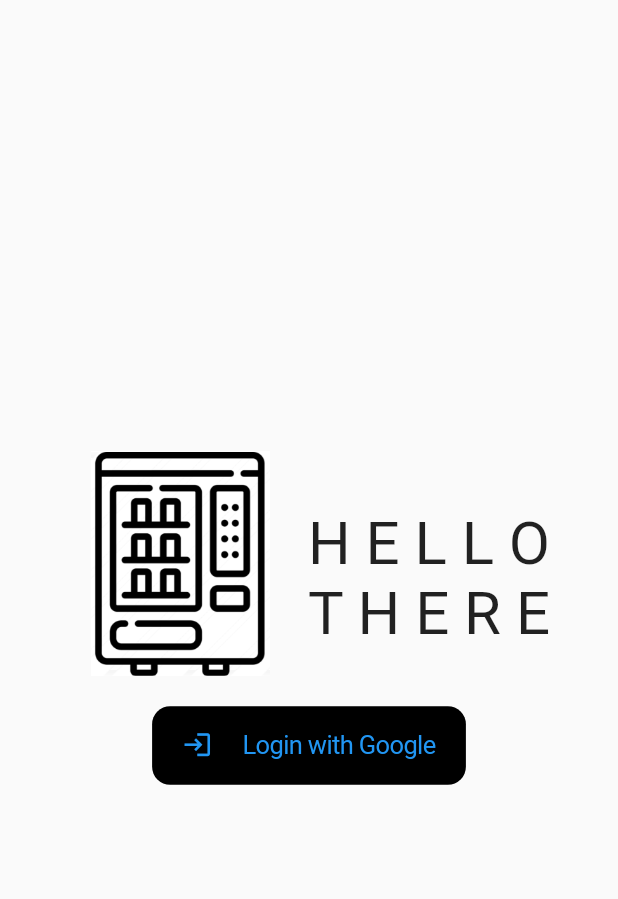
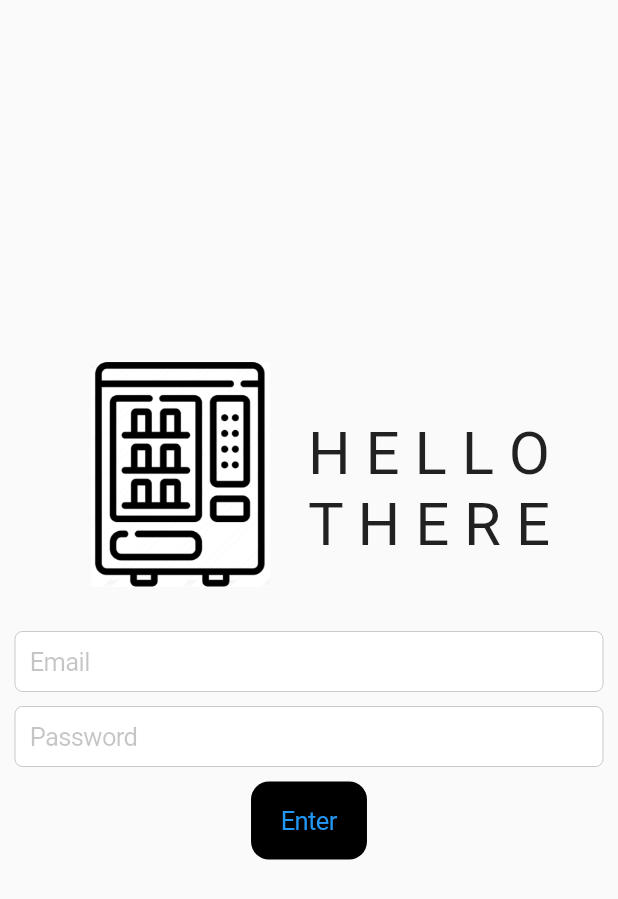
Before and after one commit to angelinetanvy/croco, a Flutter app: the screen it shows after launch, on a phone screen of 412 x 824 dp. Shown: the top 899 px of the screen. Run offline on Flutter 3.47's test engine with Material 2 defaults, Android fonts, the phone set to English and light mode, and no system bars; our stand-ins replace cloud_firestore, firebase_auth, firebase_core, firebase_database, flutter_local_notifications, geolocator and 3 more; missing offline and left inert: flutter_polyline_points, qrscan, simple_permissions; accounts and stored records are empty.

Commit message:
Change Login Page to email and password login

```diff
--- a/lib/AppLoginPage.dart
+++ b/lib/AppLoginPage.dart
@@ -1,4 +1,3 @@
-import 'package:croco/Classes/AppUsers.dart';
 import 'package:croco/Firebase.dart';
 import 'package:croco/MainAppState.dart';
 import 'package:flutter/cupertino.dart';
@@ -8,7 +7,7 @@ import 'package:provider/provider.dart';
 class AppLoginPage extends StatelessWidget {
   @override
   Widget build(BuildContext context) {
-    MainAppState state = context.watch<MainAppState>();
+    MainAppState mainState = context.watch<MainAppState>();
     return Scaffold(
       body: Center(
         child: Column(
@@ -47,21 +46,42 @@ class AppLoginPage extends StatelessWidget {
                 ),
               ],
             ),
-            CupertinoButton(
-              color: Colors.black,
-              child: Row(
-                mainAxisAlignment: MainAxisAlignment.center,
-                mainAxisSize: MainAxisSize.min,
-                children: [
-                  Icon(Icons.login),
-                  SizedBox(width: 20),
-                  Text("Login with Google"),
-                ],
-              ),
-              onPressed: () {
-                FirebaseClass().loginUserWithFirebase(
-                  (AppUsers appUser) => state.updateAppUser(appUser),
-                  context,
+            ChangeNotifierProvider(
+              create: (_) => LoginPageState(),
+              builder: (context, snapshot) {
+                LoginPageState state = context.watch<LoginPageState>();
+                return Padding(
+                  padding: const EdgeInsets.all(10.0),
+                  child: Column(
+                    mainAxisAlignment: MainAxisAlignment.center,
+                    children: [
+                      CupertinoTextField(
+                        controller: state.email,
+                        padding: EdgeInsets.all(10),
+                        placeholder: "Email",
+                      ),
+                      SizedBox(height: 10),
+                      CupertinoTextField(
+                        obscureText: true,
+                        padding: EdgeInsets.all(10),
+                        controller: state.password,
+                        placeholder: "Password",
+                      ),
+                      SizedBox(height: 10),
+                      CupertinoButton(
+                        onPressed: () {
+                          FirebaseClass().loginWithEmailAndPassword(
+                            state.email.text,
+                            state.password.text,
+                            (a) => mainState.updateAppUser(a),
+                            context,
+                          );
+                        },
+                        color: Colors.black,
+                        child: Text("Enter"),
+                      ),
+                    ],
+                  ),
                 );
               },
             ),
@@ -71,3 +91,10 @@ class AppLoginPage extends StatelessWidget {
     );
   }
 }
+
+class LoginPageState extends ChangeNotifier {
+  TextEditingController email = TextEditingController();
+  TextEditingController password = TextEditingController();
+
+  LoginPageState();
+}
```
Also changed, not shown: lib/Firebase.dart (+90 -26 lines), lib/MapPage.dart (+2 -7 lines).
